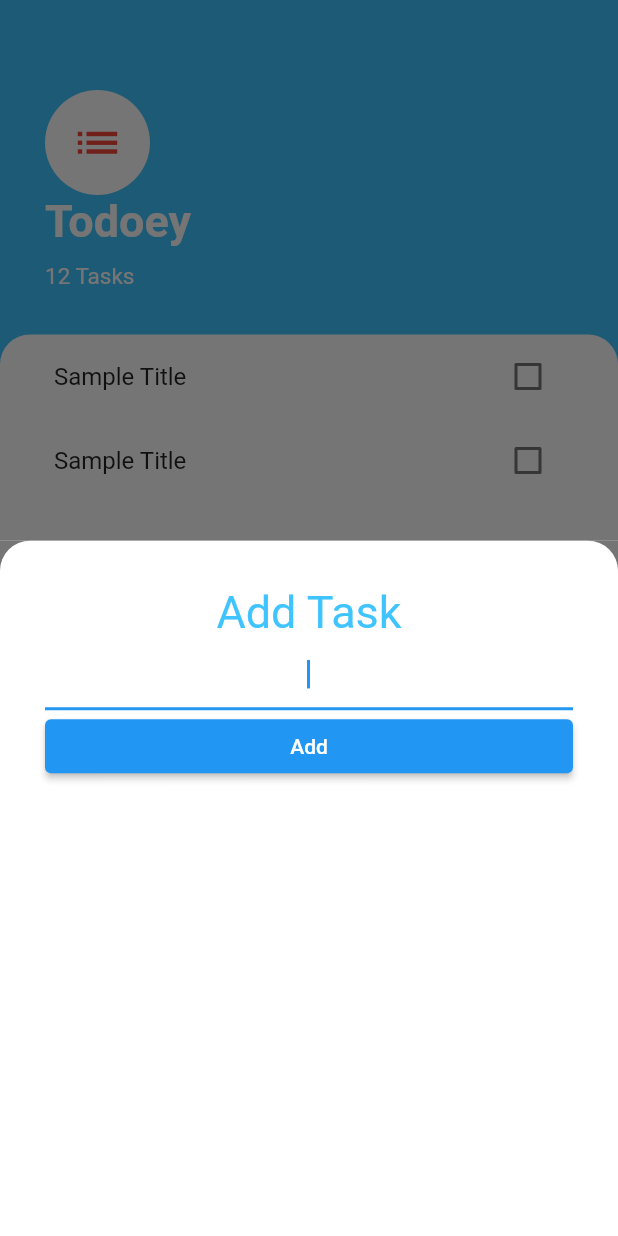
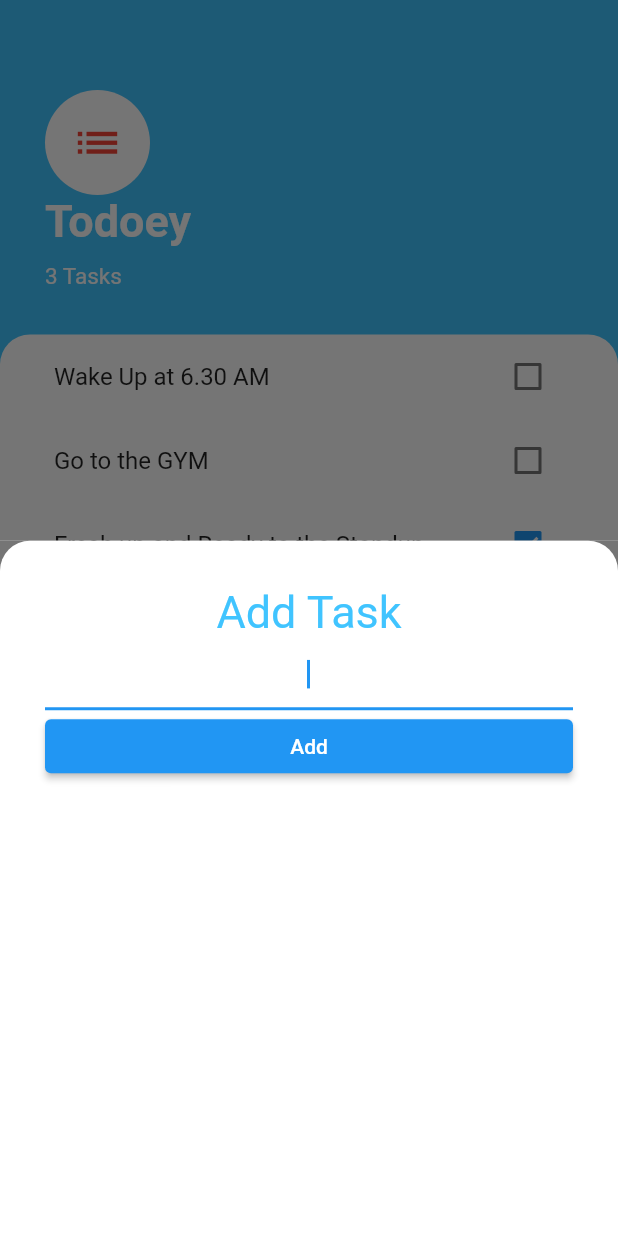
Before and after one commit to Arunachalam0007/Flutter-Learning-App-22, a Flutter app: the screen it shows after launch, after a tap on the "add" icon, on a phone screen of 412 x 824 dp. Run offline on Flutter 3.47's test engine with Material 2 defaults, Android fonts, the phone set to English and light mode, and no system bars; our stand-ins replace font_awesome_flutter, rflutter_alert.

Commit message:
TODEY_App: Implementent the  Addeding Task with Lifting State Up Concept.

```diff
--- /dev/null
+++ b/Flutter Basic Apps/Todoey_App/lib/models/task.dart
@@ -0,0 +1,8 @@
+class Task{
+  final String taskName;
+  bool isChecked;
+  Task({ required this.taskName, this.isChecked = false});
+  void toggleChecked(){
+    isChecked = !isChecked;
+  }
+}
--- a/Flutter Basic Apps/Todoey_App/lib/screens/add_task_screen.dart
+++ b/Flutter Basic Apps/Todoey_App/lib/screens/add_task_screen.dart
@@ -1,10 +1,12 @@
 import 'package:flutter/material.dart';
 
 class AddTaskScreen extends StatelessWidget {
-  const AddTaskScreen({Key? key}) : super(key: key);
+  final Function(String?) onPressedCallBack;
 
+  AddTaskScreen({required this.onPressedCallBack});
   @override
   Widget build(BuildContext context) {
+    String? newTaskTitle;
     return Container(
       color: Color(0xff757575),
       child: Container(
@@ -20,8 +22,10 @@ class AddTaskScreen extends StatelessWidget {
           crossAxisAlignment: CrossAxisAlignment.stretch,
           children: [
             Text('Add Task',textAlign: TextAlign.center, style: TextStyle(fontSize: 30,color: Colors.lightBlueAccent),),
-            TextField(autofocus: true,textAlign: TextAlign.center,),
-            ElevatedButton(onPressed: (){}, child: Text('Add'),)
+            TextField(autofocus: true,textAlign: TextAlign.center,onChanged: (newVal){newTaskTitle = newVal;},),
+            ElevatedButton(onPressed: (){
+              onPressedCallBack(newTaskTitle);
+            }, child: Text('Add'),)
           ],
         ),
       ),
--- a/Flutter Basic Apps/Todoey_App/lib/screens/task_screen.dart
+++ b/Flutter Basic Apps/Todoey_App/lib/screens/task_screen.dart
@@ -1,11 +1,24 @@
 import 'package:flutter/material.dart';
+import 'package:todoey_app/models/task.dart';
 import 'package:todoey_app/widgets/task_tile.dart';
 import 'package:todoey_app/widgets/tasks_list.dart';
 
 import 'add_task_screen.dart';
 
-class TaskScreen extends StatelessWidget {
+class TaskScreen extends StatefulWidget {
   const TaskScreen({Key? key}) : super(key: key);
+
+  @override
+  _TaskScreenState createState() => _TaskScreenState();
+}
+
+class _TaskScreenState extends State<TaskScreen> {
+
+  List<Task> listOfTasks = [
+    Task(taskName: 'Wake Up at 6.30 AM'),
+    Task(taskName: 'Go to the GYM'),
+    Task(taskName: 'Fresh up and Ready to the Standup', isChecked: true)
+  ];
 
   @override
   Widget build(BuildContext context) {
@@ -16,8 +29,13 @@ class TaskScreen extends StatelessWidget {
           onPressed: () {
             showModalBottomSheet(
               context: context,
-             // isScrollControlled: true,
-              builder: (context) => AddTaskScreen(),
+              // isScrollControlled: true,
+              builder: (context) => AddTaskScreen(onPressedCallBack: (newTaskName){
+                setState(() {
+                  listOfTasks.add(Task(taskName: newTaskName ?? 'demo'));
+                });
+                Navigator.pop(context);
+              },),
             );
           },
           child: const Icon(Icons.add)),
@@ -49,7 +67,7 @@ class TaskScreen extends StatelessWidget {
                   height: 10,
                 ),
                 Text(
-                  '12 Tasks',
+                  '${listOfTasks.length} Tasks',
                   style: TextStyle(
                     color: Colors.white,
                     fontSize: 15,
@@ -68,7 +86,7 @@ class TaskScreen extends StatelessWidget {
                   topRight: Radius.circular(20),
                 ),
               ),
-              child: TasksList(),
+              child: TasksList(listOfTasks: listOfTasks,),
             ),
           ),
         ],
--- a/Flutter Basic Apps/Todoey_App/lib/widgets/task_tile.dart
+++ b/Flutter Basic Apps/Todoey_App/lib/widgets/task_tile.dart
@@ -1,42 +1,23 @@
 import 'package:flutter/material.dart';
 import 'package:todoey_app/widgets/tasks_list.dart';
-class TaskTile extends StatefulWidget {
-  const TaskTile({Key? key}) : super(key: key);
 
-  @override
-  _TaskTileState createState() => _TaskTileState();
-}
-
-class _TaskTileState extends State<TaskTile> {
-  bool isChecked = false;
-
+class TaskTile extends StatelessWidget {
+  final String taskName;
+  final bool isChecked;
+  final Function(bool?) checkboxCallBack;
+  TaskTile({required this.taskName,required this.isChecked, required this.checkboxCallBack});
   @override
   Widget build(BuildContext context) {
     return ListTile(
       title: Text(
-        'Sample Title',
+        taskName,
         style: TextStyle(
             decoration: isChecked ? TextDecoration.lineThrough : null),
       ),
-      trailing: TaskCheckBox(checkboxState: isChecked,toggleCheckboxState: (bool? checkBoxVal){
-        setState(() {
-          isChecked = checkBoxVal ?? isChecked;
-        });
-      }),
+      trailing: Checkbox(
+        value: isChecked,
+        onChanged: checkboxCallBack,
+      ),
     );
   }
 }
-
-class TaskCheckBox extends StatelessWidget {
-
-  final bool checkboxState;
-  final  Function(bool?) toggleCheckboxState;
-  TaskCheckBox({required this.checkboxState, required this.toggleCheckboxState});
-  @override
-  Widget build(BuildContext context) {
-    return Checkbox(
-      value: checkboxState,
-      onChanged: toggleCheckboxState,
-    );
-  }
-}
--- a/Flutter Basic Apps/Todoey_App/lib/widgets/tasks_list.dart
+++ b/Flutter Basic Apps/Todoey_App/lib/widgets/tasks_list.dart
@@ -1,19 +1,31 @@
 import 'package:flutter/material.dart';
+import 'package:todoey_app/models/task.dart';
 import 'package:todoey_app/widgets/task_tile.dart';
 
+class TasksList extends StatefulWidget {
+  List<Task> listOfTasks = [];
+  TasksList({required this.listOfTasks});
+  @override
+  _TasksListState createState() => _TasksListState();
+}
 
-class TasksList extends StatelessWidget {
-  const TasksList({
-    Key? key,
-  }) : super(key: key);
+class _TasksListState extends State<TasksList> {
 
   @override
   Widget build(BuildContext context) {
-    return ListView(
-      children: [
-        TaskTile(),
-        TaskTile(),
-      ],
-    );
+    return ListView.builder(
+        itemCount: widget.listOfTasks.length,
+        itemBuilder: (context, index) {
+          var currentTask = widget.listOfTasks[index];
+          return TaskTile(
+            taskName: currentTask.taskName,
+            isChecked: currentTask.isChecked,
+            checkboxCallBack: (val) {
+              setState(() {
+                currentTask.toggleChecked();
+              });
+            },
+          );
+        });
   }
 }
```
Also changed, not shown: 1 other file.
